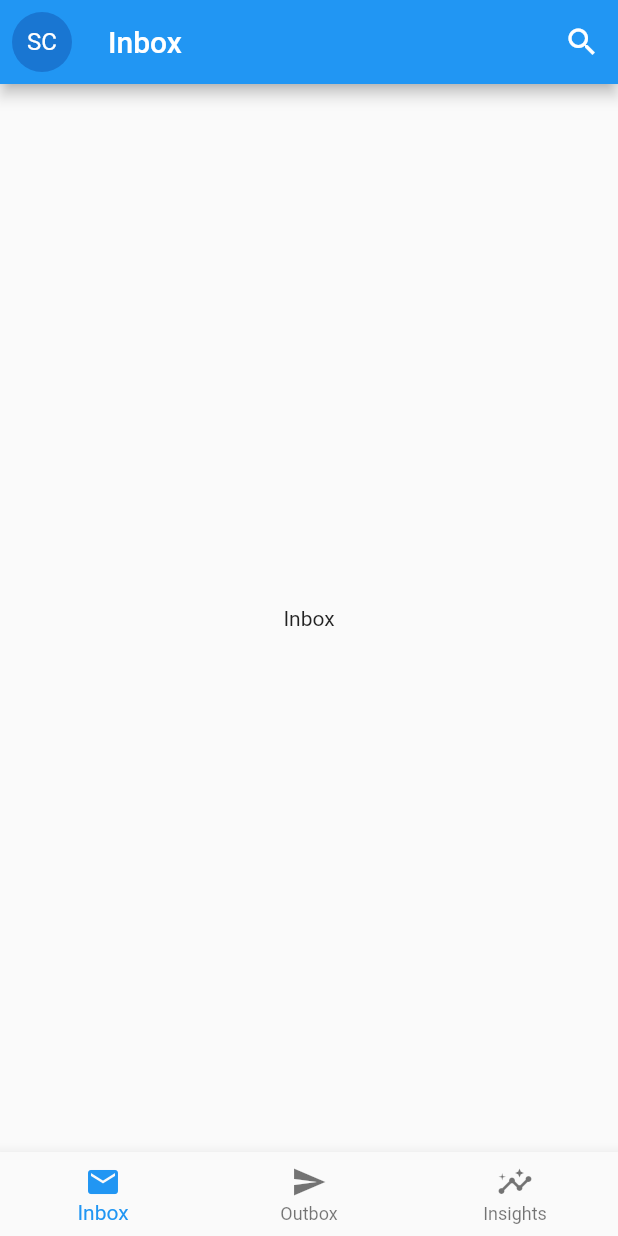
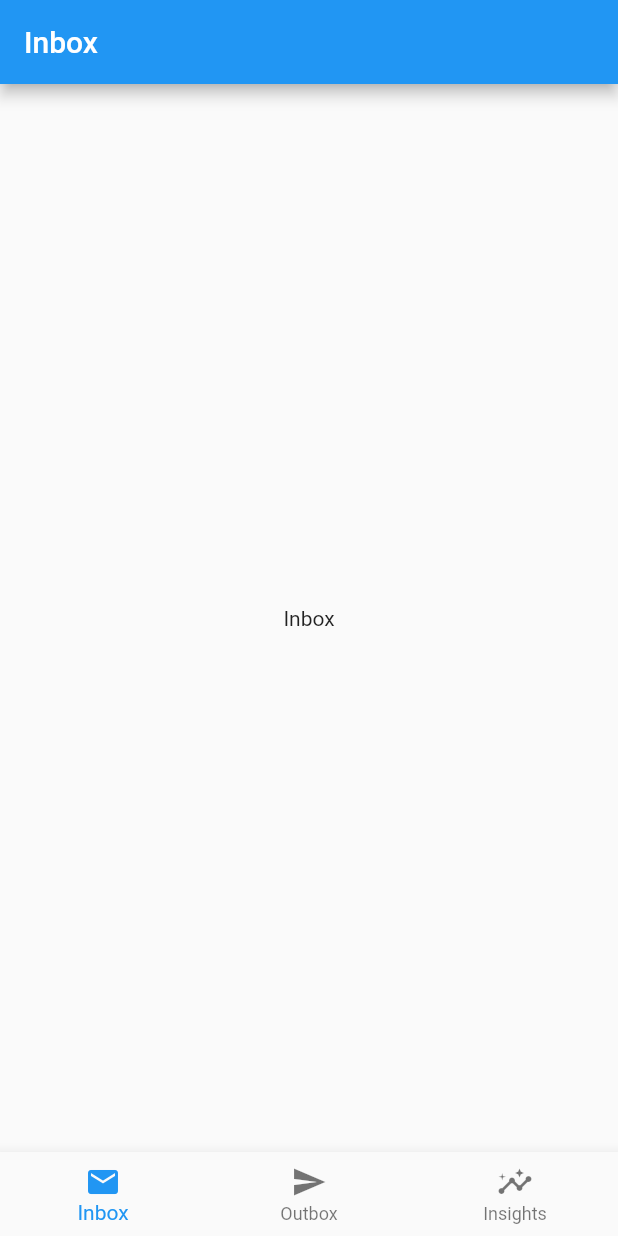
Before and after one commit to seanconnollydev/flutter_custom_app_bar, a Flutter app: the screen it shows after launch, on a phone screen of 412 x 824 dp. Run offline on Flutter 3.47's test engine with Material 2 defaults, Android fonts, the phone set to English and light mode, and no system bars; our stand-ins replace go_router.

Commit message:
Another option is a shared scaffold

```diff
--- a/lib/router.dart
+++ b/lib/router.dart
@@ -1,17 +1,38 @@
 import 'package:flutter/material.dart';
 import 'package:flutter_custom_app_bar/screens/home_screen.dart';
+import 'package:flutter_custom_app_bar/screens/inbox_screen.dart';
+import 'package:flutter_custom_app_bar/screens/insights_screen.dart';
+import 'package:flutter_custom_app_bar/screens/outbox_screen.dart';
 import 'package:go_router/go_router.dart';
 
 import 'views/home/home_screen_tabs.dart';
 
 final GoRouter router = GoRouter(
   routes: <GoRoute>[
+    // GoRoute(
+    //   path: '/',
+    //   builder: (BuildContext context, GoRouterState state) {
+    //     final args = state.extra as HomeScreenArguments? ??
+    //         HomeScreenArguments(HomeScreenTab.inbox);
+    //     return HomeScreen(key: state.pageKey, args: args);
+    //   },
+    // ),
+    GoRoute(path: '/', redirect: (state) => '/home/inbox'),
     GoRoute(
-      path: '/',
+      path: '/home/:tab',
       builder: (BuildContext context, GoRouterState state) {
+        print('tab: ${state.path}');
         final args = state.extra as HomeScreenArguments? ??
             HomeScreenArguments(HomeScreenTab.inbox);
-        return HomeScreen(key: state.pageKey, args: args);
+
+        switch (args.tab) {
+          case HomeScreenTab.inbox:
+            return const InboxScreen();
+          case HomeScreenTab.outbox:
+            return const OutboxScreen();
+          case HomeScreenTab.insights:
+            return const InsightsScreen();
+        }
       },
     ),
     // GoRoute(
```
Also changed, not shown: lib/views/home/home_screen_tabs.dart (+3 -5 lines).
